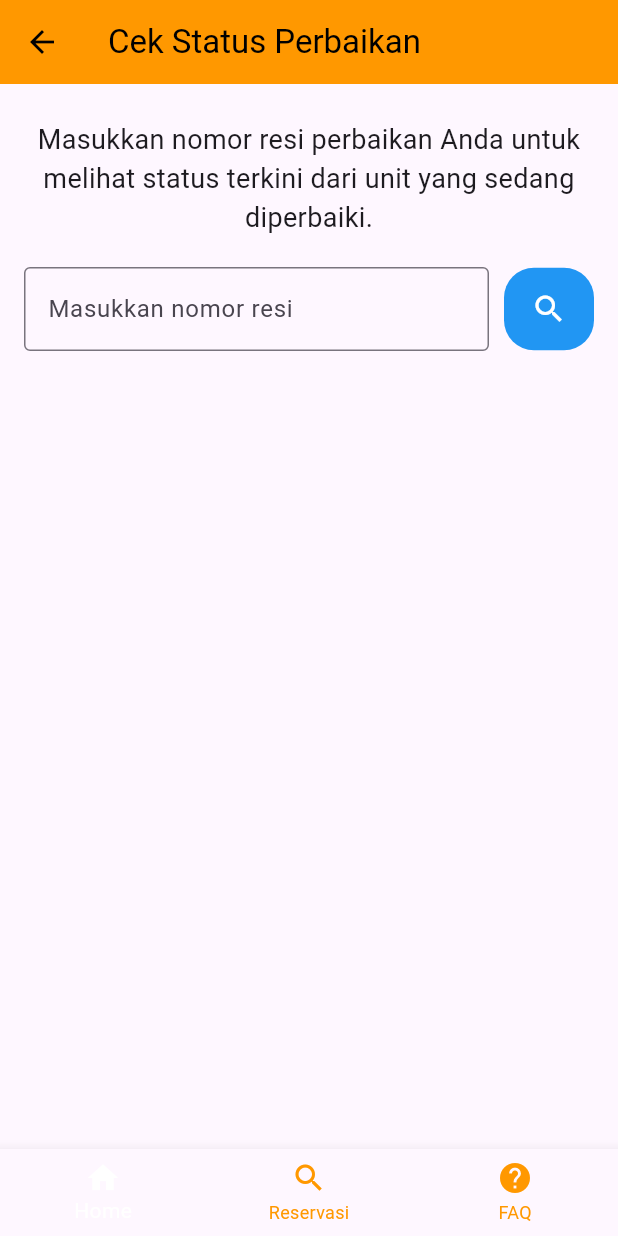
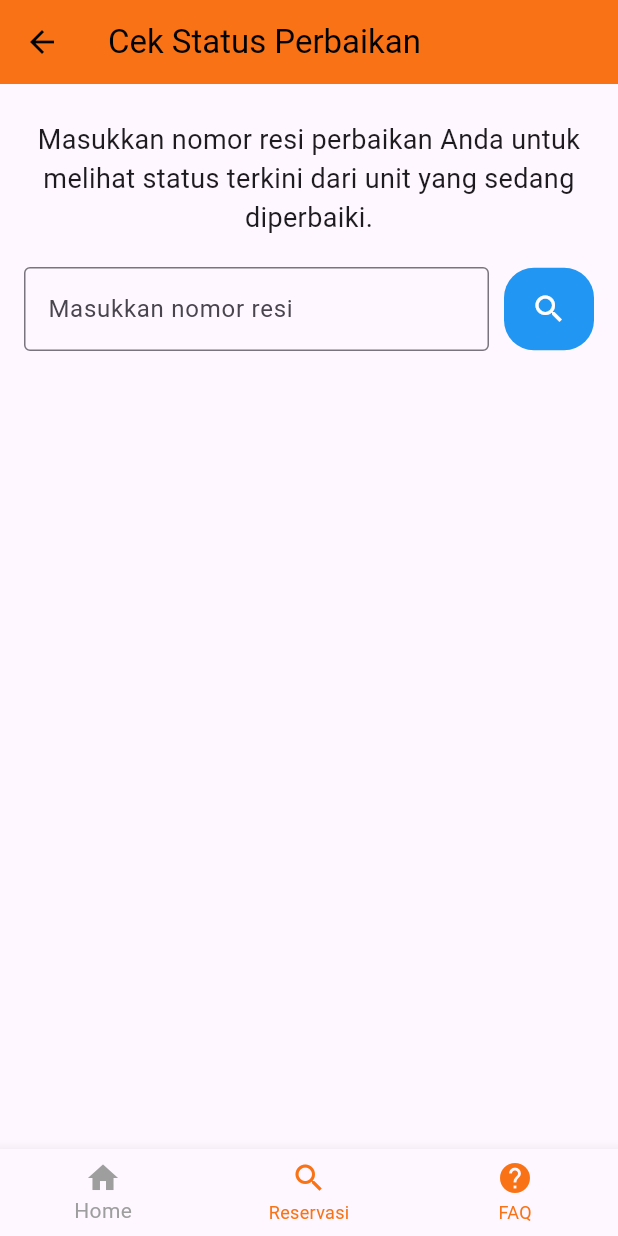
Before and after one commit to piezzy/flutter_selismolishoki, a Flutter app: the SearchReservationPage screen opened directly, on a phone screen of 412 x 824 dp. Run offline on Flutter 3.47's test engine with Material 3 defaults, Android fonts, the phone set to English and light mode, and no system bars; our stand-ins replace carousel_slider, flutter_map, geolocator, image_picker, latlong2.

Commit message:
Update warna ke dark orange CekStatus.dart

```diff
--- a/lib/screens/CekStatus.dart
+++ b/lib/screens/CekStatus.dart
@@ -11,7 +11,7 @@ class MyApp extends StatelessWidget {
       debugShowCheckedModeBanner: false,
       title: 'Cek Status',
       theme: ThemeData(
-        primarySwatch: Colors.orange,
+        primarySwatch: Color(0xFFF97316),
       ),
       home: SearchReservationPage(reservationNumber: ''),
     );
@@ -32,7 +32,7 @@ class SearchReservationPage extends StatelessWidget {
          TextEditingController(text: reservationNumber ?? '');
     return Scaffold(
       appBar: AppBar(
-        backgroundColor: Colors.orange,
+        backgroundColor: Color(0xFFF97316),
         title: Text(
           'Cek Status Perbaikan',
           style: TextStyle(color: Colors.black),
@@ -90,8 +90,8 @@ class SearchReservationPage extends StatelessWidget {
           BottomNavigationBarItem(icon: Icon(Icons.search), label: 'Reservasi'),
           BottomNavigationBarItem(icon: Icon(Icons.help), label: 'FAQ'),
         ],
-        selectedItemColor: Colors.white, // item aktif
-        unselectedItemColor: Colors.orange, // item tidak aktif
+        selectedItemColor: Colors.grey, // item aktif
+        unselectedItemColor: Color(0xFFF97316), // item tidak aktif
         type: BottomNavigationBarType.fixed, // item kelihatan
       ),
     );
```
